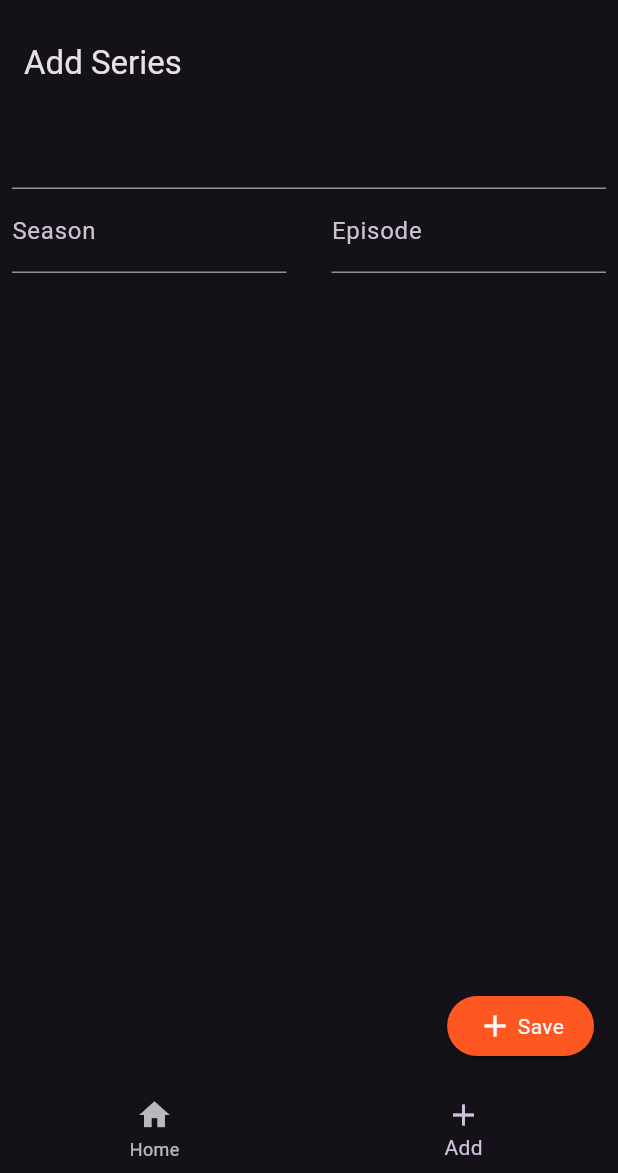
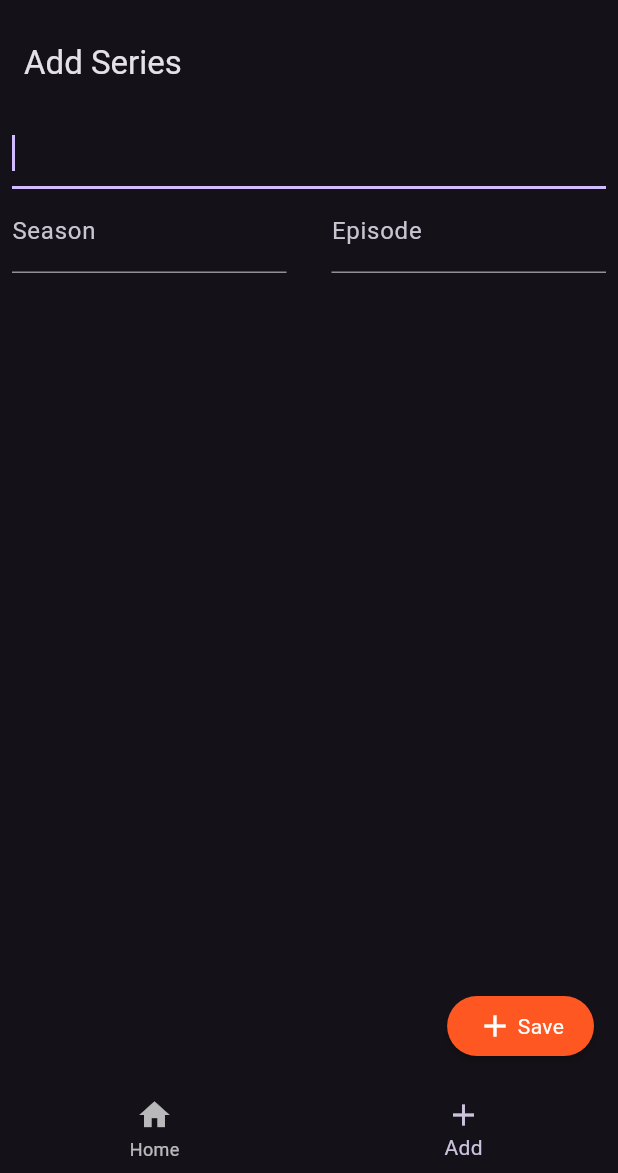
Before and after one commit to NicklasNielsen/SeriesTracker, a Flutter app: the screen it shows after launch, item 2 of the bottom bar chosen, on a phone screen of 412 x 824 dp, the part 63-1236 px from its top. Run offline on Flutter 3.47's test engine with Material 3 defaults, Android fonts, the phone set to English and light mode, and no system bars; drawn by our look-alikes of flutter_typeahead.

Commit message:
Made suggestion typer working

```diff
--- a/lib/Data/data_retriever.dart
+++ b/lib/Data/data_retriever.dart
@@ -10,10 +10,11 @@ class DataRetriever {
     return Series.fromJson(data);
   }
 
-  static Future<List<dynamic>> searchSeries(String param) async {
+  static Future<List<Series>> searchSeries(String param) async {
     var res = await http.get(Uri.parse("http://www.omdbapi.com/?apikey=c61fa8a6&s=$param*&type=series"));
-    var data = json.decode(res.body);
+    var data = json.decode(res.body)["Search"];
 
-    return data["Search"];
+    final series = (data as List<dynamic>).map((e) => Series(title: e['Title'], imageUrl: e['Poster']));
+    return series.toList();
   }
 }
--- a/lib/Data/data_storage.dart
+++ b/lib/Data/data_storage.dart
@@ -13,7 +13,6 @@ class DataStorage {
     } catch (e) {
       print(e);
     }
-
   }
 
   static Future<File> get _localFile async {
--- a/lib/DataModels/series.dart
+++ b/lib/DataModels/series.dart
@@ -3,20 +3,20 @@ class Series {
   int season;
   int episode;
   String imageUrl;
-  String totalSeasons;
-  String released;
-  String episodeDuration;
-  String actors;
+  String? totalSeasons;
+  String? released;
+  String? episodeDuration;
+  String? actors;
 
   Series({required this.title,
-    required this.season,
-    required this.episode,
+    int? season,
+    int? episode,
     required this.imageUrl,
-    required this.totalSeasons,
-    required this.released,
-    required this.episodeDuration,
-    required this.actors,
-  });
+    this.totalSeasons,
+    this.released,
+    this.episodeDuration,
+    this.actors,
+  }): season = season ?? 1, episode = episode ?? 1;
 
   factory Series.fromJson(Map<String, dynamic> json) {
   return Series(
--- a/lib/Screens/add_series.dart
+++ b/lib/Screens/add_series.dart
@@ -1,4 +1,5 @@
 import 'package:flutter/material.dart';
+import 'package:series_tracker/DataModels/series.dart';
 import '../Widgets/add_button.dart';
 import 'package:flutter_typeahead/flutter_typeahead.dart';
 import '../Data/data_storage.dart';
@@ -14,36 +15,46 @@ class AddSeries extends StatefulWidget {
 }
 
 class AddSeriesState extends State<AddSeries> {
-  String title = "";
+  String title = '';
   int season = 1;
   int episode = 1;
   final TextEditingController _typeAheadController = TextEditingController();
-
+  final SuggestionsController<Series> _suggestionsController = SuggestionsController<Series>();
 
   @override
   Widget build(BuildContext context) {
     return Scaffold(
       appBar: AppBar(
-        title: Text("Add Series"),
+        title: Text('Add Series'),
       ),
       body: Container(
         padding: EdgeInsets.symmetric(horizontal: 8.0, vertical: 8.0),
         child: Column(
           mainAxisSize: MainAxisSize.min,
           children: <Widget>[
-            TypeAheadField(
+            TypeAheadField<Series>(
               controller: _typeAheadController,
-              onSelected: (input) => title = input,
-              decorationBuilder: (context, child) => Text('Title'),
+              onSelected: (input) {
+                _typeAheadController.text = input.title;
+                title = input.title;
+              },
               suggestionsCallback: (pattern) async {
-                return await DataRetriever.searchSeries(pattern);
+                if (pattern.length < 3) {
+                  return [];
+                }
+                return await DataRetriever.searchSeries(pattern.trim());
               },
               itemBuilder: (context, suggestion) {
                 return ListTile(
-                  title: Text(suggestion['Title']),
+                  title: Text(suggestion.title),
                 );
               },
-              suggestionsController: SuggestionsController(),
+              suggestionsController: _suggestionsController,
+              builder: (context, controller, focusNode) => TextField(
+                controller: controller,
+                focusNode: focusNode,
+                autofocus: true,
+              ),
             ),
             Row(
               mainAxisSize: MainAxisSize.min,
@@ -74,7 +85,7 @@ class AddSeriesState extends State<AddSeries> {
         ),
       ),
       floatingActionButton: AddButton(
-        text: "Save",
+        text: 'Save',
         onPressed: () async {
             var series = await DataRetriever.getSeriesInformation(title);
             series.season = season;
--- a/lib/Widgets/add_button.dart
+++ b/lib/Widgets/add_button.dart
@@ -2,14 +2,13 @@ import 'package:flutter/material.dart';
 
 
 class AddButton extends StatelessWidget {
-  AddButton({required this.onPressed, required this.text});
+  const AddButton({required this.onPressed, required this.text, super.key});
 
   final GestureTapCallback onPressed;
   final String text;
 
   @override
-  Widget build(BuildContext context) {
-    return RawMaterialButton(
+  Widget build(BuildContext context) => RawMaterialButton(
       fillColor:  Colors.deepOrange,
       splashColor: Colors.orange,
       onPressed: onPressed,
@@ -29,5 +28,4 @@ class AddButton extends StatelessWidget {
         )
       ),
     );
-  }
 }
--- a/lib/Widgets/series_list_item.dart
+++ b/lib/Widgets/series_list_item.dart
@@ -4,9 +4,9 @@ import '../Data/data_storage.dart';
 import '../Screens/series_details.dart';
 
 class SeriesListItem extends StatelessWidget {
+  const SeriesListItem({required this.series, super.key});
+
   final Series series;
-
-  const SeriesListItem({required this.series, super.key});
 
   @override
   Widget build(BuildContext context) => ListTile(
@@ -18,6 +18,6 @@ class SeriesListItem extends StatelessWidget {
         leading: Image(
           image: NetworkImage(series.imageUrl)),
         title: Text(series.title),
-        subtitle: Text("Season: ${series.season.toString()}, Episode: ${series.episode.toString()}"),
+        subtitle: Text('Season: ${series.season.toString()}, Episode: ${series.episode.toString()}'),
         );
 }
--- a/lib/main.dart
+++ b/lib/main.dart
@@ -1,3 +1,6 @@
+import 'dart:io';
+
+import 'package:flutter/cupertino.dart';
 import 'package:flutter/material.dart';
 import 'series_tracker.dart';
 
@@ -6,12 +9,24 @@ void main() => runApp(MyApp());
 class MyApp extends StatelessWidget {
   const MyApp({super.key});
 
+  final String title = 'Series Tracker';
+
+
   @override
   Widget build(BuildContext context) {
+    if (Platform.isIOS || Platform.isMacOS) {
+      return CupertinoApp(
+        title: title,
+        home: SeriesTracker(title: title),
+        theme: CupertinoThemeData(brightness: Brightness.dark),
+        debugShowCheckedModeBanner: false,
+      );
+    }
+
     return MaterialApp(
-      title: 'Series Tracker',
+      title: title,
       theme: ThemeData.dark(),
-      home: SeriesTracker(title: "Series Tracker",),
+      home: SeriesTracker(title: title),
       debugShowCheckedModeBanner: false,
     );
   }
--- a/lib/series_tracker.dart
+++ b/lib/series_tracker.dart
@@ -45,11 +45,11 @@ class SeriesTrackerState extends State<SeriesTracker> {
         items: [
           BottomNavigationBarItem(
             icon: Icon(Icons.home),
-            label: "Home",
+            label: 'Home',
           ),
           BottomNavigationBarItem(
             icon: Icon(Icons.add),
-            label: "Add",
+            label: 'Add',
           ),
           //Sort??
         ],
```
